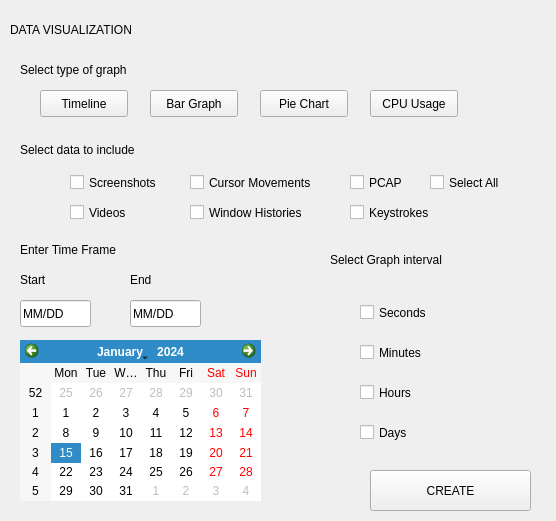
Before: the Qt Designer form src/ui/Visualize/DataViz.ui in komodo6/AVERT, drawn with Qt 5.
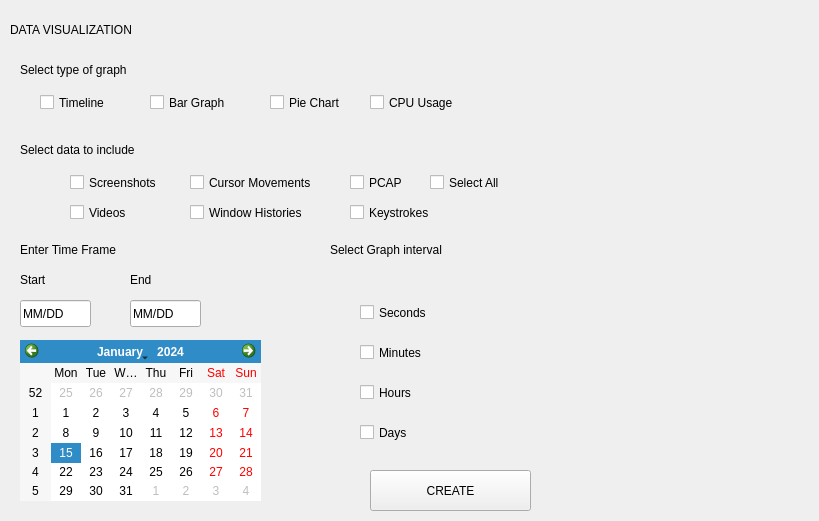
After: the same form once the commit is applied.

Commit message: amodified viz UI

Diff of the .ui file:
```diff
--- a/src/ui/Visualize/DataViz.ui
+++ b/src/ui/Visualize/DataViz.ui
@@ -6,65 +6,13 @@
    <rect>
     <x>0</x>
     <y>0</y>
-    <width>556</width>
+    <width>819</width>
     <height>521</height>
    </rect>
   </property>
   <property name="windowTitle">
    <string>Form</string>
   </property>
-  <widget class="QPushButton" name="pushButton">
-   <property name="geometry">
-    <rect>
-     <x>40</x>
-     <y>90</y>
-     <width>88</width>
-     <height>27</height>
-    </rect>
-   </property>
-   <property name="text">
-    <string>Timeline</string>
-   </property>
-  </widget>
-  <widget class="QPushButton" name="pushButton_2">
-   <property name="geometry">
-    <rect>
-     <x>150</x>
-     <y>90</y>
-     <width>88</width>
-     <height>27</height>
-    </rect>
-   </property>
-   <property name="text">
-    <string>Bar Graph</string>
-   </property>
-  </widget>
-  <widget class="QPushButton" name="pushButton_3">
-   <property name="geometry">
-    <rect>
-     <x>260</x>
-     <y>90</y>
-     <width>88</width>
-     <height>27</height>
-    </rect>
-   </property>
-   <property name="text">
-    <string>Pie Chart</string>
-   </property>
-  </widget>
-  <widget class="QPushButton" name="pushButton_4">
-   <property name="geometry">
-    <rect>
-     <x>370</x>
-     <y>90</y>
-     <width>88</width>
-     <height>27</height>
-    </rect>
-   </property>
-   <property name="text">
-    <string>CPU Usage</string>
-   </property>
-  </widget>
   <widget class="QCheckBox" name="checkBox">
    <property name="geometry">
     <rect>
@@ -278,7 +226,7 @@
     <rect>
      <x>20</x>
      <y>60</y>
-     <width>141</width>
+     <width>181</width>
      <height>19</height>
     </rect>
    </property>
@@ -291,7 +239,7 @@
     <rect>
      <x>20</x>
      <y>140</y>
-     <width>151</width>
+     <width>191</width>
      <height>19</height>
     </rect>
    </property>
@@ -304,7 +252,7 @@
     <rect>
      <x>20</x>
      <y>240</y>
-     <width>131</width>
+     <width>181</width>
      <height>19</height>
     </rect>
    </property>
@@ -316,8 +264,8 @@
    <property name="geometry">
     <rect>
      <x>330</x>
-     <y>250</y>
-     <width>171</width>
+     <y>240</y>
+     <width>211</width>
      <height>19</height>
     </rect>
    </property>
@@ -351,6 +299,58 @@
     <string>End</string>
    </property>
   </widget>
+  <widget class="QCheckBox" name="checkBox_12">
+   <property name="geometry">
+    <rect>
+     <x>40</x>
+     <y>90</y>
+     <width>92</width>
+     <height>25</height>
+    </rect>
+   </property>
+   <property name="text">
+    <string>Timeline</string>
+   </property>
+  </widget>
+  <widget class="QCheckBox" name="checkBox_13">
+   <property name="geometry">
+    <rect>
+     <x>150</x>
+     <y>90</y>
+     <width>92</width>
+     <height>25</height>
+    </rect>
+   </property>
+   <property name="text">
+    <string>Bar Graph</string>
+   </property>
+  </widget>
+  <widget class="QCheckBox" name="checkBox_14">
+   <property name="geometry">
+    <rect>
+     <x>270</x>
+     <y>90</y>
+     <width>92</width>
+     <height>25</height>
+    </rect>
+   </property>
+   <property name="text">
+    <string>Pie Chart</string>
+   </property>
+  </widget>
+  <widget class="QCheckBox" name="checkBox_15">
+   <property name="geometry">
+    <rect>
+     <x>370</x>
+     <y>90</y>
+     <width>121</width>
+     <height>25</height>
+    </rect>
+   </property>
+   <property name="text">
+    <string>CPU Usage</string>
+   </property>
+  </widget>
  </widget>
  <resources/>
  <connections/>
```
The commit also changes 2 other files.
